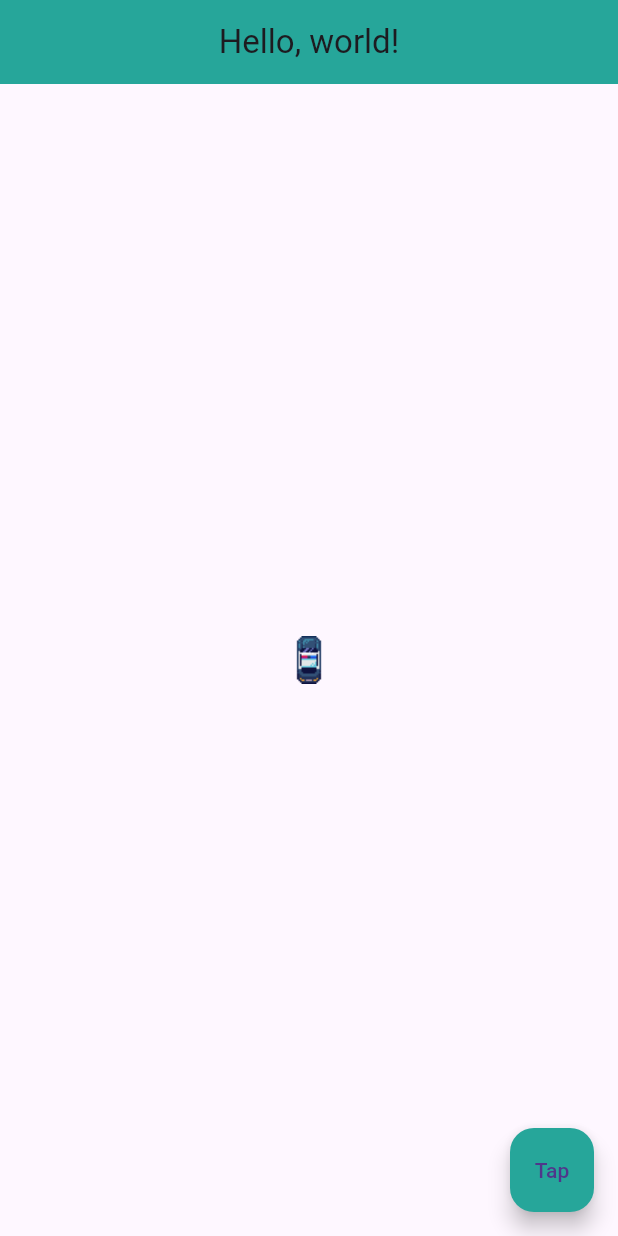
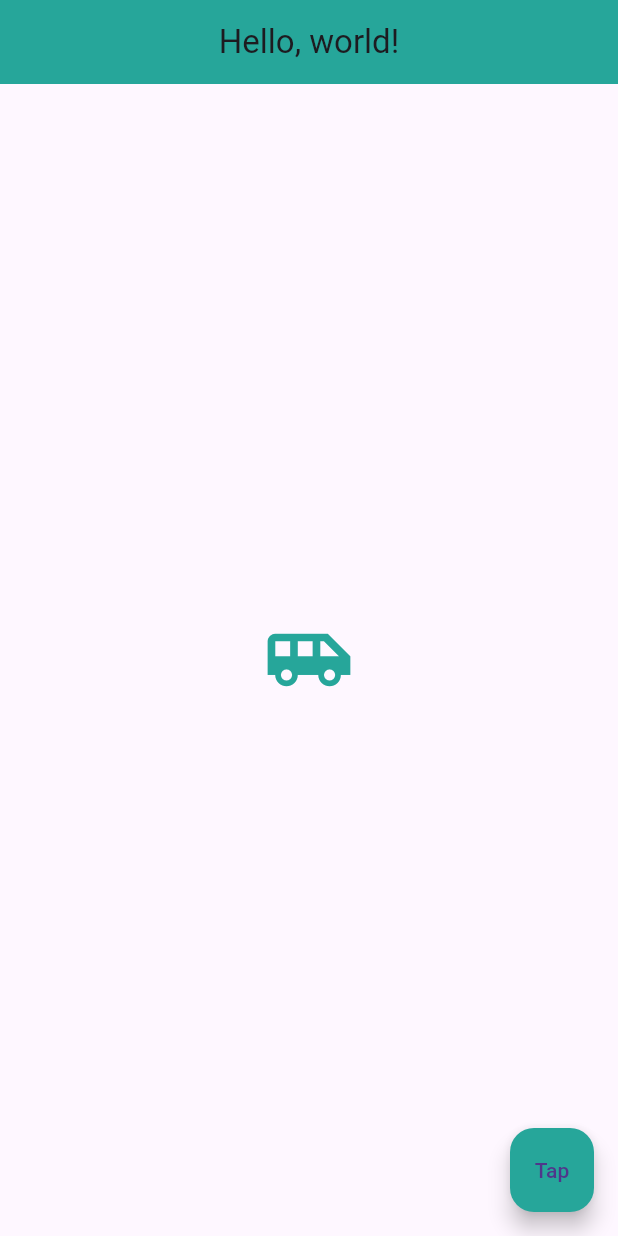
Before and after one commit to LukesRepositories/flutter_worldtime_app, a Flutter app: the screen it shows after launch, on a phone screen of 412 x 824 dp. Run offline on Flutter 3.47's test engine with Material 3 defaults, Android fonts, the phone set to English and light mode, and no system bars.

Commit message:
Replacing the image with an icon in the centre body

```diff
--- a/lib/main.dart
+++ b/lib/main.dart
@@ -17,7 +17,11 @@ class Home extends StatelessWidget {
         centerTitle: true,
       ),
       body: Center(
-        child: Image.asset('resources/images/Police_car.png'),
+        child: Icon(
+          Icons.airport_shuttle,
+          color: Colors.teal[400],
+          size: 60,
+        ),
       ),
       floatingActionButton: FloatingActionButton(
         onPressed: (){},
```
